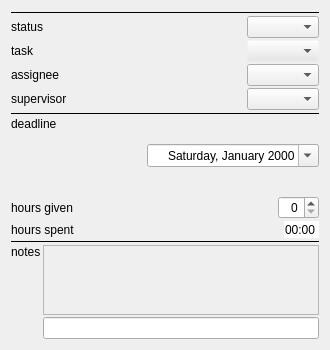
First picture: the form in pypelyne2/src/modules/ui/nodegraphicsitem/nodegraphicsitem_widget_elements.ui, repository michimussato/pypelyne2, before the edit.
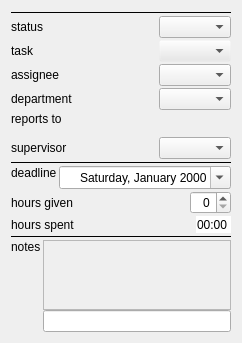
Second picture: the form after the edit.

Diff of the .ui file:
```diff
--- a/pypelyne2/src/modules/ui/nodegraphicsitem/nodegraphicsitem_widget_elements.ui
+++ b/pypelyne2/src/modules/ui/nodegraphicsitem/nodegraphicsitem_widget_elements.ui
@@ -6,8 +6,8 @@
    <rect>
     <x>0</x>
     <y>0</y>
-    <width>330</width>
-    <height>350</height>
+    <width>227</width>
+    <height>343</height>
    </rect>
   </property>
   <property name="sizePolicy">
@@ -587,6 +587,103 @@
             </item>
            </layout>
           </item>
+          <item>
+           <layout class="QHBoxLayout" name="horizontalLayout_17">
+            <property name="spacing">
+             <number>2</number>
+            </property>
+            <item>
+             <widget class="QLabel" name="label_13">
+              <property name="text">
+               <string>department</string>
+              </property>
+             </widget>
+            </item>
+            <item>
+             <spacer name="horizontalSpacer_10">
+              <property name="orientation">
+               <enum>Qt::Horizontal</enum>
+              </property>
+              <property name="sizeHint" stdset="0">
+               <size>
+                <width>0</width>
+                <height>0</height>
+               </size>
+              </property>
+             </spacer>
+            </item>
+            <item>
+             <widget class="QComboBox" name="combobox_department">
+              <property name="sizePolicy">
+               <sizepolicy hsizetype="Minimum" vsizetype="Minimum">
+                <horstretch>0</horstretch>
+                <verstretch>0</verstretch>
+               </sizepolicy>
+              </property>
+              <property name="sizeAdjustPolicy">
+               <enum>QComboBox::AdjustToContents</enum>
+              </property>
+             </widget>
+            </item>
+           </layout>
+          </item>
+          <item>
+           <layout class="QHBoxLayout" name="horizontalLayout_3">
+            <property name="spacing">
+             <number>2</number>
+            </property>
+            <item>
+             <layout class="QVBoxLayout" name="verticalLayout_6">
+              <property name="spacing">
+               <number>0</number>
+              </property>
+              <item>
+               <widget class="QLabel" name="label_10">
+                <property name="text">
+                 <string>reports to</string>
+                </property>
+               </widget>
+              </item>
+              <item>
+               <spacer name="verticalSpacer_2">
+                <property name="orientation">
+                 <enum>Qt::Vertical</enum>
+                </property>
+                <property name="sizeHint" stdset="0">
+                 <size>
+                  <width>20</width>
+                  <height>40</height>
+                 </size>
+                </property>
+               </spacer>
+              </item>
+             </layout>
+            </item>
+            <item>
+             <spacer name="horizontalSpacer">
+              <property name="orientation">
+               <enum>Qt::Horizontal</enum>
+              </property>
+              <property name="sizeType">
+               <enum>QSizePolicy::MinimumExpanding</enum>
+              </property>
+              <property name="sizeHint" stdset="0">
+               <size>
+                <width>10</width>
+                <height>0</height>
+               </size>
+              </property>
+             </spacer>
+            </item>
+            <item>
+             <layout class="QVBoxLayout" name="vlayout_reports_to">
+              <property name="spacing">
+               <number>0</number>
+              </property>
+             </layout>
+            </item>
+           </layout>
+          </item>
           <item>
            <layout class="QHBoxLayout" name="horizontalLayout_16">
             <property name="spacing">
@@ -644,6 +741,9 @@
             </property>
             <item>
              <layout class="QVBoxLayout" name="verticalLayout">
+              <property name="spacing">
+               <number>0</number>
+              </property>
               <item>
                <widget class="QLabel" name="label_2">
                 <property name="text">
@@ -789,8 +889,14 @@
           </item>
           <item>
            <layout class="QHBoxLayout" name="horizontalLayout">
+            <property name="spacing">
+             <number>2</number>
+            </property>
             <item>
              <layout class="QVBoxLayout" name="verticalLayout_2">
+              <property name="spacing">
+               <number>0</number>
+              </property>
               <item>
                <widget class="QLabel" name="label_8">
                 <property name="text">
@@ -815,6 +921,9 @@
             </item>
             <item>
              <layout class="QVBoxLayout" name="verticalLayout_3">
+              <property name="spacing">
+               <number>0</number>
+              </property>
               <item>
                <widget class="QScrollArea" name="scrollArea">
                 <property name="widgetResizable">
@@ -825,8 +934,8 @@
                   <rect>
                    <x>0</x>
                    <y>0</y>
-                   <width>249</width>
-                   <height>76</height>
+                   <width>168</width>
+                   <height>69</height>
                   </rect>
                  </property>
                 </widget>
@@ -834,6 +943,9 @@
               </item>
               <item>
                <layout class="QHBoxLayout" name="horizontalLayout_2">
+                <property name="spacing">
+                 <number>0</number>
+                </property>
                 <item>
                  <widget class="QLineEdit" name="lineEdit"/>
                 </item>
```
